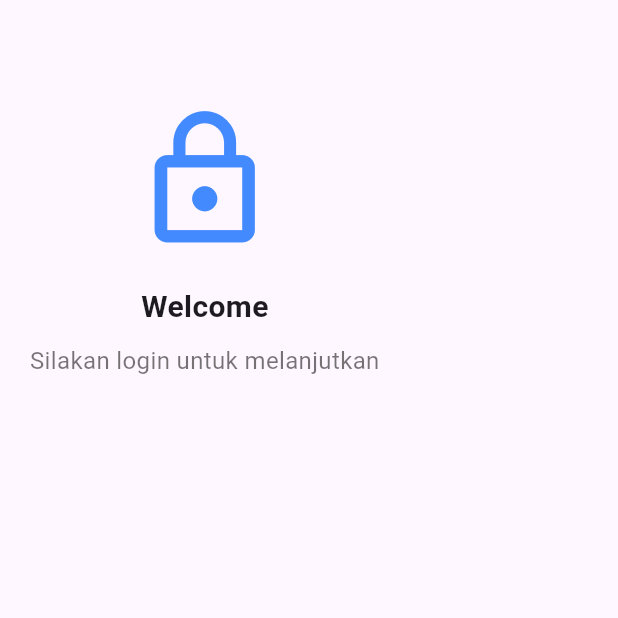
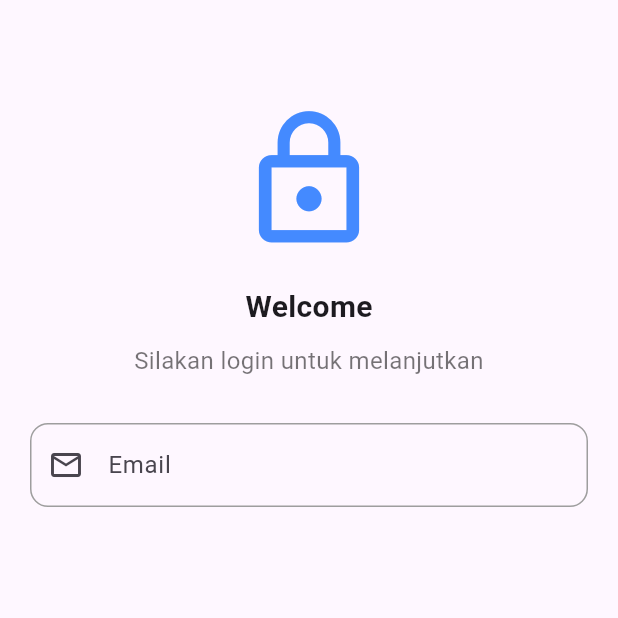
Before and after one commit to I-JasonLee/Tugas_week_6_1123150116, a Flutter app: the screen it shows after launch, on a phone screen of 412 x 824 dp, the top half of it. Run offline on Flutter 3.47's test engine with Material 3 defaults, Android fonts, the phone set to English and light mode, and no system bars.

Commit message:
add textfield email pada login

```diff
--- a/lib/screen/login.dart
+++ b/lib/screen/login.dart
@@ -10,7 +10,7 @@ class Login extends StatelessWidget {
       body: SingleChildScrollView(
         child: Container(
           padding: const EdgeInsets.all(20.0),
-          child: const Column(
+          child: Column(
             crossAxisAlignment: CrossAxisAlignment.center,
             children: [
               SizedBox(height: 50),
@@ -32,6 +32,29 @@ class Login extends StatelessWidget {
                 style: TextStyle(fontSize: 16, color: Colors.black54),
                 textAlign: TextAlign.center,
               ),
+
+              const SizedBox(height: 30),
+              // TextField Email
+              TextField(
+                keyboardType: TextInputType.emailAddress,
+                decoration: InputDecoration(
+                  labelText: 'Email',
+                  hintText: 'Masukan email Anda',
+                  prefixIcon: const Icon(Icons.email_outlined),
+                  border: OutlineInputBorder(
+                    borderRadius: BorderRadius.circular(12),
+                  ),
+                  enabledBorder: OutlineInputBorder(
+                    borderRadius: BorderRadius.circular(12),
+                    borderSide: BorderSide(color: Colors.grey, width: 1),
+                  ),
+                  focusedBorder: OutlineInputBorder(
+                    borderRadius: BorderRadius.circular(12),
+                    borderSide:
+                    const BorderSide(color: Colors.blue, width: 2),
+                  ),
+                ),
+              ),
             ],
           ),
         ),
```
